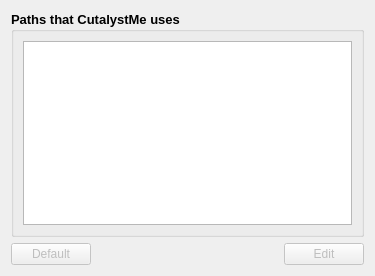
First picture: the form in src/app/seamlyme/dialogs/configpages/seamlymepreferencespathpage.ui, repository palepal/Seamly2D, before the edit.
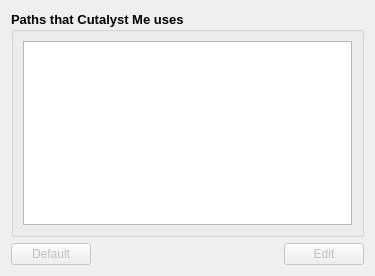
Second picture: the form after the edit.

Commit message:
feat: show the apps as Cutalyst Pattern and Cutalyst Me
Cutalyst is now the name of a separate app, and SEAMLY is a registered mark for
pattern software, so the fork's apps get names of their own. Bundle id
io.github.palepal.cutalystpattern for the drafting app. The README describes
the fork as Cutalyst Pattern, links palepal/Seamly2D, and drops sew mode, which
moved out of the fork.

```diff
--- a/src/app/seamlyme/dialogs/configpages/seamlymepreferencespathpage.ui
+++ b/src/app/seamlyme/dialogs/configpages/seamlymepreferencespathpage.ui
@@ -23,7 +23,7 @@
       </font>
      </property>
      <property name="title">
-      <string>Paths that CutalystMe uses</string>
+      <string>Paths that Cutalyst Me uses</string>
      </property>
      <layout class="QVBoxLayout" name="verticalLayout">
       <item>
```
The commit also changes 42 other files.
